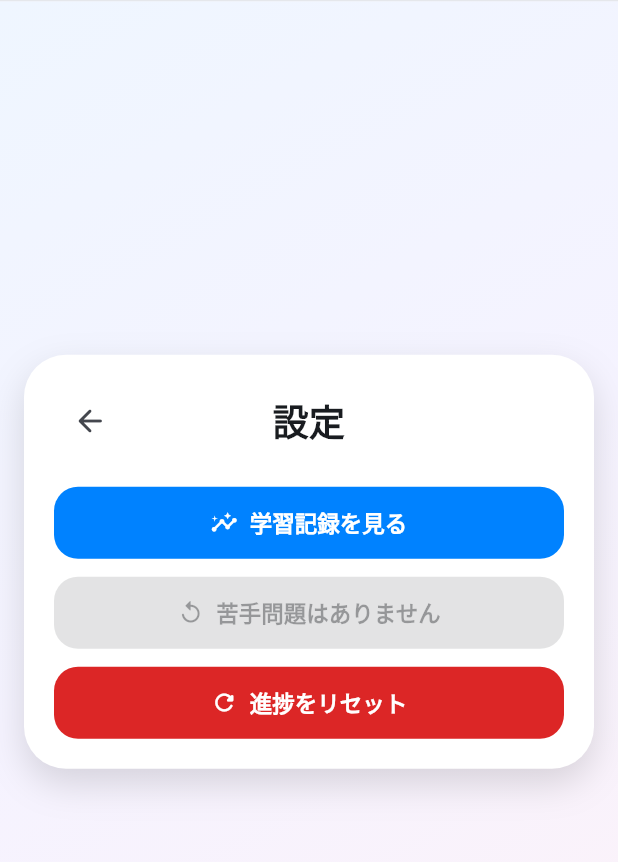
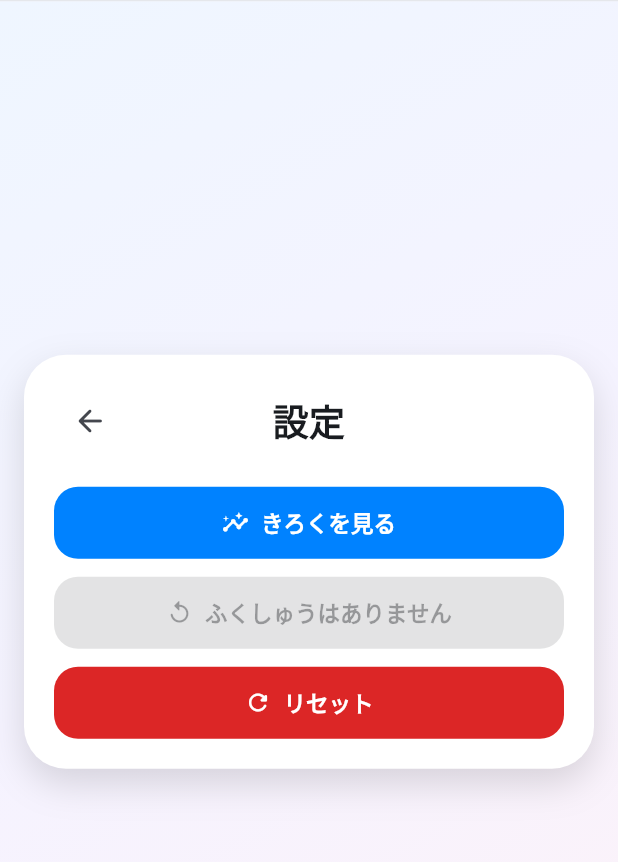
Before and after one commit to alex3333python/syuwa-study, a Flutter app: the screen it shows after launch, after a tap on the "settings" icon, on a phone screen of 412 x 824 dp, the part 114-976 px from its top. Run offline on Flutter 3.47's test engine with Material 3 defaults, Android fonts, the phone set to English and light mode, and no system bars; our stand-ins replace flutter_tts, shared_preferences, video_player; Roboto replaces fonts that are missing (GenInterfaceJP).

```diff
--- a/lib/screens/lesson_map_screen.dart
+++ b/lib/screens/lesson_map_screen.dart
@@ -441,7 +441,7 @@ class TodayReviewCard extends StatelessWidget {
                           borderRadius: BorderRadius.circular(999),
                         ),
                         child: Text(
-                          enabled ? '復習する' : 'まだ準備中',
+                          enabled ? 'ふくしゅう' : 'まだ準備中',
                           style: TextStyle(
                             fontWeight: FontWeight.w800,
                             color: badgeTextColor,
@@ -826,7 +826,7 @@ class _ActionBadge extends StatelessWidget {
             ),
             SizedBox(width: 6),
             Text(
-              '復習する',
+              'ふくしゅう',
               style: TextStyle(
                 fontWeight: FontWeight.w700,
                 color: Color(0xFF15803D),
--- a/lib/screens/settings_screen.dart
+++ b/lib/screens/settings_screen.dart
@@ -80,7 +80,7 @@ class SettingsScreen extends StatelessWidget {
                       onPressed: onOpenRecords,
                       icon: const Icon(Icons.insights_rounded),
                       label: const Text(
-                        '学習記録を見る',
+                        'きろくを見る',
                         style: TextStyle(
                           fontWeight: FontWeight.bold,
                           fontSize: 15,
@@ -103,8 +103,8 @@ class SettingsScreen extends StatelessWidget {
                       icon: const Icon(Icons.replay_rounded),
                       label: Text(
                         weakQuestionCount == 0
-                            ? '苦手問題はありません'
-                            : '苦手問題を復習（$weakQuestionCount問）',
+                            ? 'ふくしゅうはありません'
+                            : 'ふくしゅう（$weakQuestionCount問）',
                         style: const TextStyle(
                           fontWeight: FontWeight.bold,
                           fontSize: 15,
@@ -126,7 +126,7 @@ class SettingsScreen extends StatelessWidget {
                       onPressed: onReset,
                       icon: const Icon(Icons.refresh_rounded),
                       label: const Text(
-                        '進捗をリセット',
+                        'リセット',
                         style: TextStyle(
                           fontWeight: FontWeight.bold,
                           fontSize: 15,
```
Also changed, not shown: lib/screens/records_screen.dart (+6 -19 lines).
